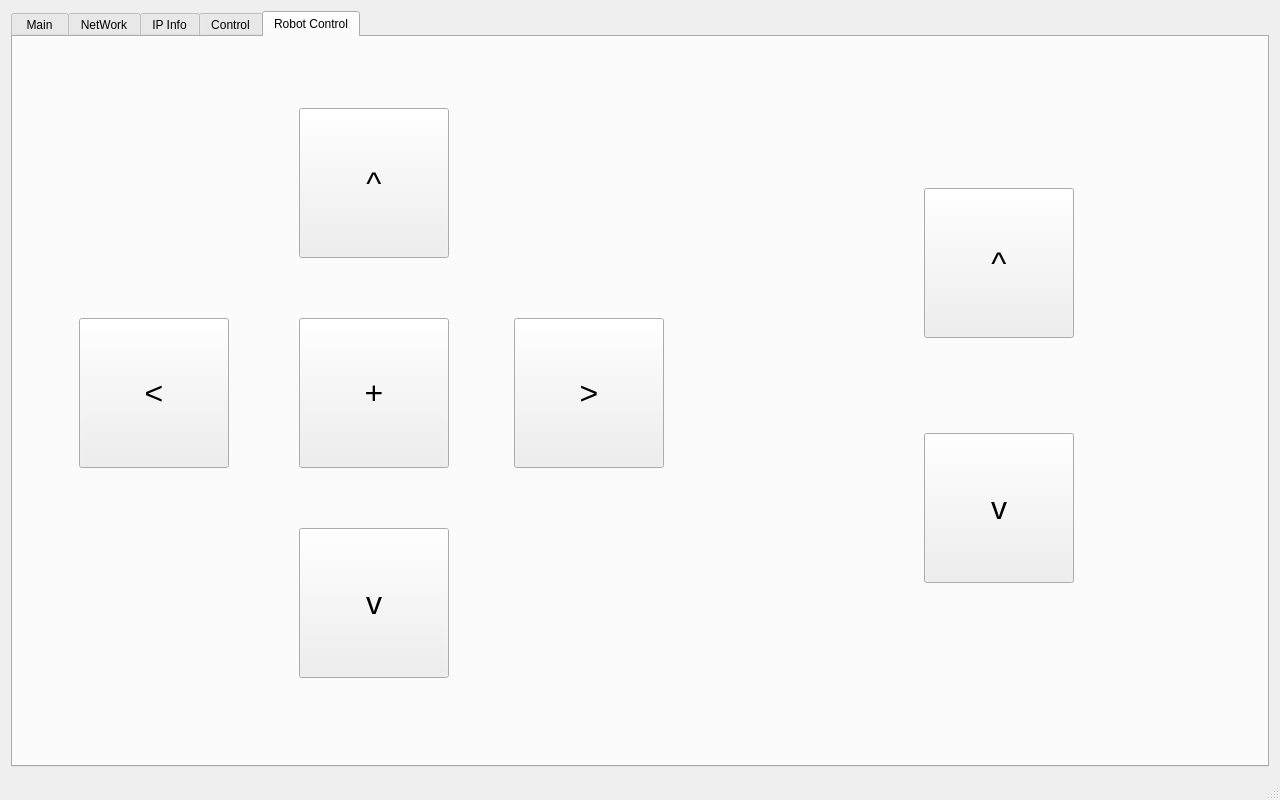
Above: mainwindow.ui from wylnii/service-robot before the change. Below: the same form after it.
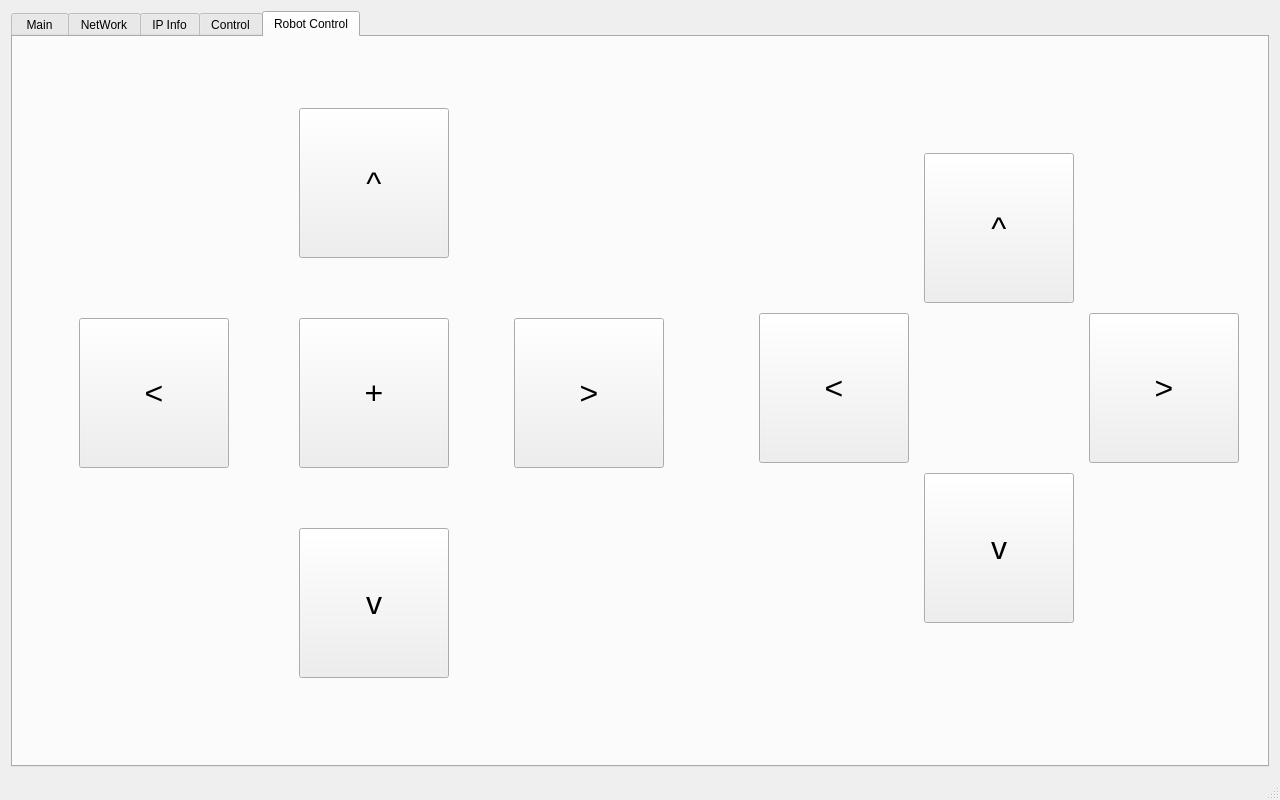
That is the form after the change. The open tabs and pages were chosen to show the change. Icons and pictures are not drawn.

Diff of the .ui file:
```diff
--- a/mainwindow.ui
+++ b/mainwindow.ui
@@ -830,7 +830,7 @@
            <property name="geometry">
             <rect>
              <x>900</x>
-             <y>140</y>
+             <y>105</y>
              <width>150</width>
              <height>150</height>
             </rect>
@@ -851,7 +851,7 @@
            <property name="geometry">
             <rect>
              <x>900</x>
-             <y>385</y>
+             <y>425</y>
              <width>150</width>
              <height>150</height>
             </rect>
@@ -894,6 +894,48 @@
             <bool>true</bool>
            </property>
           </widget>
+          <widget class="QToolButton" name="toolButton_headright">
+           <property name="geometry">
+            <rect>
+             <x>1065</x>
+             <y>265</y>
+             <width>150</width>
+             <height>150</height>
+            </rect>
+           </property>
+           <property name="font">
+            <font>
+             <pointsize>24</pointsize>
+            </font>
+           </property>
+           <property name="focusPolicy">
+            <enum>Qt::NoFocus</enum>
+           </property>
+           <property name="text">
+            <string>&gt;</string>
+           </property>
+          </widget>
+          <widget class="QToolButton" name="toolButton_headleft">
+           <property name="geometry">
+            <rect>
+             <x>735</x>
+             <y>265</y>
+             <width>150</width>
+             <height>150</height>
+            </rect>
+           </property>
+           <property name="font">
+            <font>
+             <pointsize>24</pointsize>
+            </font>
+           </property>
+           <property name="focusPolicy">
+            <enum>Qt::NoFocus</enum>
+           </property>
+           <property name="text">
+            <string>&lt;</string>
+           </property>
+          </widget>
          </widget>
         </item>
        </layout>
```
Left out of the diff: 6 changed lines with no effect on the pictures.
